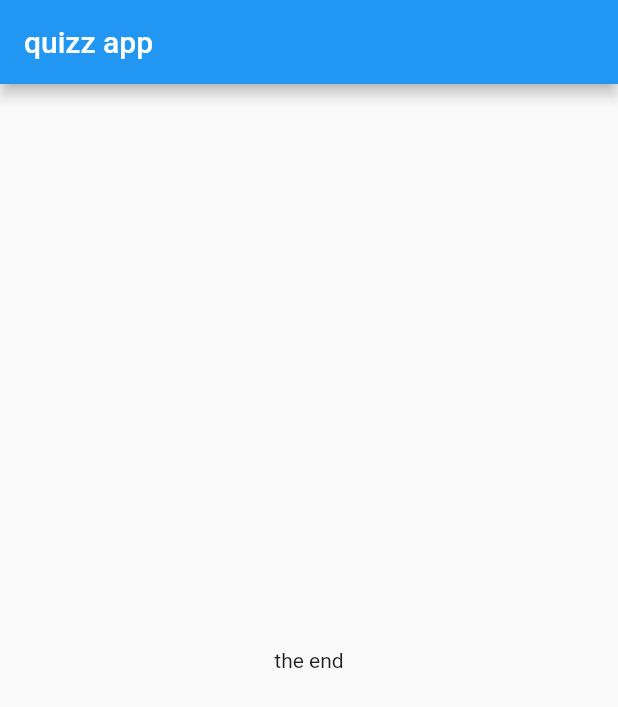
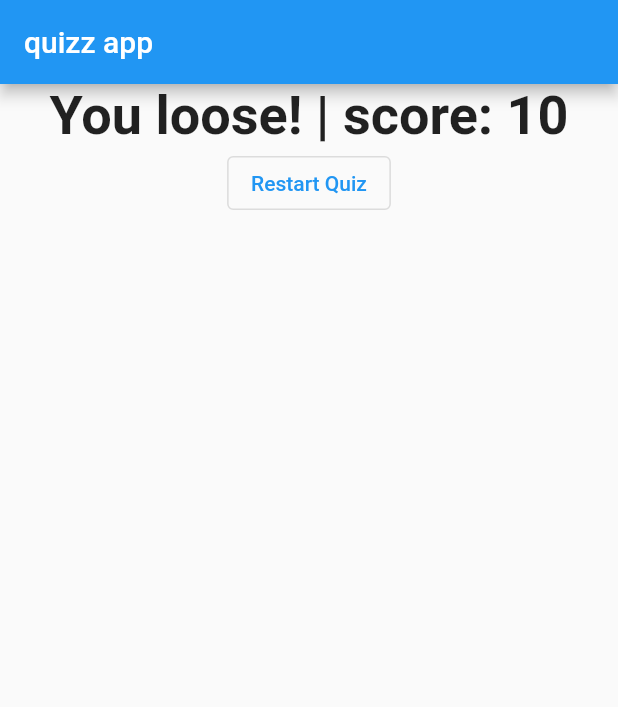
Before and after one commit to bobend212/flutter_first_app, a Flutter app: the screen it shows after launch, after a tap on "Joe", after a tap on "11-20", after a tap on "Pandora", on a phone screen of 412 x 824 dp. Shown: the top 707 px of the screen. Run offline on Flutter 3.47's test engine with Material 2 defaults, Android fonts, the phone set to English and light mode, and no system bars.

Commit message:
basic quiz app implemented

```diff
--- a/lib/main.dart
+++ b/lib/main.dart
@@ -19,28 +19,48 @@ class _MyAppState extends State<MyApp> {
   final _questions = const [
     {
       'questionText': 'What is your name?',
-      'answers': ['Joe', 'Bob', 'Frank', 'Nobody', 'Joel']
+      'answers': [
+        {'text': 'Joe', 'score': 10},
+        {'text': 'Bob', 'score': 0},
+        {'text': 'Ed', 'score': 0},
+        {'text': 'Mark', 'score': 0}
+      ]
     },
     {
       'questionText': 'How old are you?',
-      'answers': ['0-10', '11-20', '21-30', '> 31']
+      'answers': [
+        {'text': '0-10', 'score': 10},
+        {'text': '11-20', 'score': 0},
+        {'text': '21-30', 'score': 0},
+        {'text': '> 30', 'score': 0}
+      ]
     },
     {
       'questionText': 'Where are you from?',
-      'answers': ['Poland', 'United States', 'Pandora', 'Thushima']
+      'answers': [
+        {'text': 'Thushima', 'score': 10},
+        {'text': 'United States', 'score': 0},
+        {'text': 'Pandora', 'score': 0}
+      ]
     }
   ];
 
   var _questionIndex = 0;
+  var _totalScore = 0;
 
-  void _answerQuestion() {
+  void _resetQuiz() {
+    setState(() {
+      _questionIndex = 0;
+      _totalScore = 0;
+    });
+  }
+
+  void _answerQuestion(int score) {
+    _totalScore += score;
+
     setState(() {
       _questionIndex = _questionIndex + 1;
     });
-
-    if (_questionIndex < _questions.length) {
-      print('we have more quests');
-    }
   }
 
   @override
@@ -51,8 +71,12 @@ class _MyAppState extends State<MyApp> {
           title: Text('quizz app'),
         ),
         body: _questionIndex < _questions.length
-            ? Quiz(answerQuestion: _answerQuestion, questions: _questions, questionIndex: _questionIndex,)
-            : Result(),
+            ? Quiz(
+                answerQuestion: _answerQuestion,
+                questions: _questions,
+                questionIndex: _questionIndex,
+              )
+            : Result(_totalScore, _resetQuiz),
       ),
     );
   }
--- a/lib/quiz.dart
+++ b/lib/quiz.dart
@@ -6,7 +6,7 @@ import './answer.dart';
 class Quiz extends StatelessWidget {
   final List<Map<String, Object>> questions;
   final int questionIndex;
-  final VoidCallback answerQuestion;
+  final Function(int) answerQuestion;
 
   Quiz({required this.questions, required this.answerQuestion, required this.questionIndex});
 
@@ -14,8 +14,8 @@ class Quiz extends StatelessWidget {
   Widget build(BuildContext context) {
     return Column(children: [
       Question(questions[questionIndex]['questionText'] as String),
-      ...(questions[questionIndex]['answers'] as List<String>).map((answer) {
-        return Answer(answerQuestion, answer);
+      ...(questions[questionIndex]['answers'] as List<Map<String, Object>>).map((answer) {
+        return Answer(() => answerQuestion(answer['score'] as int), answer['text'] as String);
       }).toList()
     ]);
   }
--- a/lib/result.dart
+++ b/lib/result.dart
@@ -1,9 +1,31 @@
+// ignore_for_file: prefer_const_constructors
+
 import 'package:flutter/material.dart';
 
 class Result extends StatelessWidget {
+  final int resultScore;
+  final VoidCallback resetHandler;
+
+  Result(this.resultScore, this.resetHandler);
+
+  String get resultPhrase {
+    var resultText = 'You did it! | score: ' + resultScore.toString();
+    if (resultScore <= 20)
+      resultText = 'You loose! | score: ' + resultScore.toString();
+    return resultText;
+  }
 
   @override
   Widget build(BuildContext context) {
-    return Center(child: Text('the end'));
+    return Center(
+        child: Column(
+      children: [
+        Text(
+          resultPhrase,
+          style: TextStyle(fontSize: 36, fontWeight: FontWeight.bold),
+        ),
+        OutlinedButton(onPressed: resetHandler, child: Text('Restart Quiz'))
+      ],
+    ));
   }
 }
```
